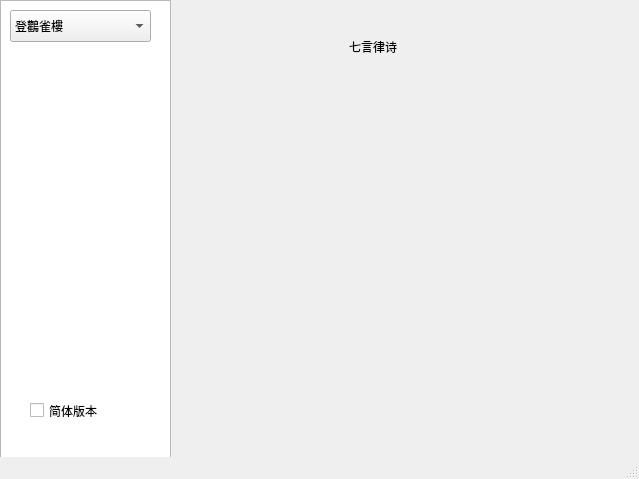
Above: stackwidget.ui from mikuyves/qt5_tutorial before the change. Below: the same form after it.
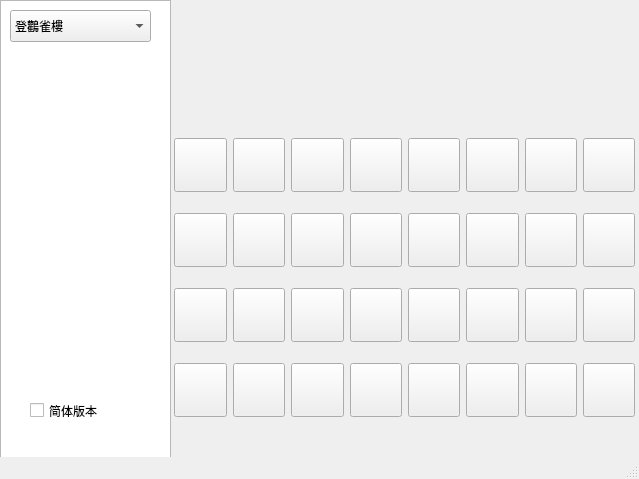
That is the form after the change. The open tabs and pages were chosen to show the change.

```diff
--- a/stackwidget.ui
+++ b/stackwidget.ui
@@ -27,10 +27,10 @@
    <widget class="QStackedWidget" name="stackedWidget">
     <property name="geometry">
      <rect>
-      <x>159</x>
-      <y>-1</y>
-      <width>481</width>
-      <height>431</height>
+      <x>170</x>
+      <y>90</y>
+      <width>471</width>
+      <height>341</height>
      </rect>
     </property>
     <property name="currentIndex">
@@ -40,51 +40,6 @@
      <property name="enabled">
       <bool>true</bool>
      </property>
-     <widget class="QLabel" name="title_label">
-      <property name="geometry">
-       <rect>
-        <x>0</x>
-        <y>10</y>
-        <width>481</width>
-        <height>41</height>
-       </rect>
-      </property>
-      <property name="font">
-       <font>
-        <pointsize>25</pointsize>
-       </font>
-      </property>
-      <property name="layoutDirection">
-       <enum>Qt::LeftToRight</enum>
-      </property>
-      <property name="text">
-       <string/>
-      </property>
-      <property name="alignment">
-       <set>Qt::AlignCenter</set>
-      </property>
-     </widget>
-     <widget class="QLabel" name="author_label">
-      <property name="geometry">
-       <rect>
-        <x>0</x>
-        <y>60</y>
-        <width>481</width>
-        <height>20</height>
-       </rect>
-      </property>
-      <property name="font">
-       <font>
-        <pointsize>15</pointsize>
-       </font>
-      </property>
-      <property name="text">
-       <string/>
-      </property>
-      <property name="alignment">
-       <set>Qt::AlignCenter</set>
-      </property>
-     </widget>
      <widget class="QWidget" name="">
       <property name="geometry">
        <rect>
@@ -393,18 +348,431 @@
      </widget>
     </widget>
     <widget class="QWidget" name="j7_page">
-     <widget class="QLabel" name="label_2">
+     <widget class="QWidget" name="layoutWidget">
       <property name="geometry">
        <rect>
-        <x>190</x>
-        <y>40</y>
-        <width>59</width>
-        <height>16</height>
+        <x>4</x>
+        <y>33</y>
+        <width>461</width>
+        <height>311</height>
        </rect>
       </property>
-      <property name="text">
-       <string>七言律诗</string>
-      </property>
+      <layout class="QGridLayout" name="j5_gridLayout_2">
+       <property name="sizeConstraint">
+        <enum>QLayout::SetDefaultConstraint</enum>
+       </property>
+       <item row="1" column="2">
+        <widget class="QPushButton" name="j7_11_pushButton">
+         <property name="font">
+          <font>
+           <pointsize>30</pointsize>
+          </font>
+         </property>
+         <property name="text">
+          <string/>
+         </property>
+        </widget>
+       </item>
+       <item row="0" column="4">
+        <widget class="QPushButton" name="j7_05_pushButton">
+         <property name="font">
+          <font>
+           <pointsize>30</pointsize>
+          </font>
+         </property>
+         <property name="text">
+          <string/>
+         </property>
+        </widget>
+       </item>
+       <item row="2" column="2">
+        <widget class="QPushButton" name="j7_19_pushButton">
+         <property name="font">
+          <font>
+           <pointsize>30</pointsize>
+          </font>
+         </property>
+         <property name="text">
+          <string/>
+         </property>
+        </widget>
+       </item>
+       <item row="0" column="5">
+        <widget class="QPushButton" name="j7_06_pushButton">
+         <property name="font">
+          <font>
+           <pointsize>30</pointsize>
+          </font>
+         </property>
+         <property name="text">
+          <string/>
+         </property>
+         <property name="checkable">
+          <bool>false</bool>
+         </property>
+        </widget>
+       </item>
+       <item row="3" column="2">
+        <widget class="QPushButton" name="j7_27_pushButton">
+         <property name="font">
+          <font>
+           <pointsize>30</pointsize>
+          </font>
+         </property>
+         <property name="text">
+          <string/>
+         </property>
+        </widget>
+       </item>
+       <item row="3" column="1">
+        <widget class="QPushButton" name="j7_26_pushButton">
+         <property name="font">
+          <font>
+           <pointsize>30</pointsize>
+          </font>
+         </property>
+         <property name="text">
+          <string/>
+         </property>
+        </widget>
+       </item>
+       <item row="0" column="0">
+        <widget class="QPushButton" name="j7_01_pushButton">
+         <property name="font">
+          <font>
+           <pointsize>30</pointsize>
+          </font>
+         </property>
+         <property name="text">
+          <string/>
+         </property>
+        </widget>
+       </item>
+       <item row="1" column="5">
+        <widget class="QPushButton" name="j7_14_pushButton">
+         <property name="font">
+          <font>
+           <pointsize>30</pointsize>
+          </font>
+         </property>
+         <property name="text">
+          <string/>
+         </property>
+        </widget>
+       </item>
+       <item row="1" column="0">
+        <widget class="QPushButton" name="j7_09_pushButton">
+         <property name="font">
+          <font>
+           <pointsize>30</pointsize>
+          </font>
+         </property>
+         <property name="text">
+          <string/>
+         </property>
+        </widget>
+       </item>
+       <item row="2" column="0">
+        <widget class="QPushButton" name="j7_17_pushButton">
+         <property name="font">
+          <font>
+           <pointsize>30</pointsize>
+          </font>
+         </property>
+         <property name="text">
+          <string/>
+         </property>
+        </widget>
+       </item>
+       <item row="0" column="6">
+        <widget class="QPushButton" name="j7_07_pushButton">
+         <property name="font">
+          <font>
+           <pointsize>30</pointsize>
+          </font>
+         </property>
+         <property name="text">
+          <string/>
+         </property>
+         <property name="checkable">
+          <bool>false</bool>
+         </property>
+        </widget>
+       </item>
+       <item row="3" column="6">
+        <widget class="QPushButton" name="j7_31_pushButton">
+         <property name="font">
+          <font>
+           <pointsize>30</pointsize>
+          </font>
+         </property>
+         <property name="text">
+          <string/>
+         </property>
+         <property name="checkable">
+          <bool>false</bool>
+         </property>
+        </widget>
+       </item>
+       <item row="1" column="3">
+        <widget class="QPushButton" name="j7_12_pushButton">
+         <property name="font">
+          <font>
+           <pointsize>30</pointsize>
+          </font>
+         </property>
+         <property name="text">
+          <string/>
+         </property>
+        </widget>
+       </item>
+       <item row="3" column="0">
+        <widget class="QPushButton" name="j7_25_pushButton">
+         <property name="font">
+          <font>
+           <pointsize>30</pointsize>
+          </font>
+         </property>
+         <property name="text">
+          <string/>
+         </property>
+        </widget>
+       </item>
+       <item row="2" column="6">
+        <widget class="QPushButton" name="j7_23_pushButton">
+         <property name="font">
+          <font>
+           <pointsize>30</pointsize>
+          </font>
+         </property>
+         <property name="text">
+          <string/>
+         </property>
+         <property name="checkable">
+          <bool>false</bool>
+         </property>
+        </widget>
+       </item>
+       <item row="1" column="4">
+        <widget class="QPushButton" name="j7_13_pushButton">
+         <property name="font">
+          <font>
+           <pointsize>30</pointsize>
+          </font>
+         </property>
+         <property name="text">
+          <string/>
+         </property>
+        </widget>
+       </item>
+       <item row="3" column="5">
+        <widget class="QPushButton" name="j7_30_pushButton">
+         <property name="font">
+          <font>
+           <pointsize>30</pointsize>
+          </font>
+         </property>
+         <property name="text">
+          <string/>
+         </property>
+        </widget>
+       </item>
+       <item row="0" column="3">
+        <widget class="QPushButton" name="j7_04_pushButton">
+         <property name="font">
+          <font>
+           <pointsize>30</pointsize>
+          </font>
+         </property>
+         <property name="text">
+          <string/>
+         </property>
+        </widget>
+       </item>
+       <item row="1" column="6">
+        <widget class="QPushButton" name="j7_15_pushButton">
+         <property name="font">
+          <font>
+           <pointsize>30</pointsize>
+          </font>
+         </property>
+         <property name="text">
+          <string/>
+         </property>
+         <property name="checkable">
+          <bool>false</bool>
+         </property>
+        </widget>
+       </item>
+       <item row="2" column="3">
+        <widget class="QPushButton" name="j7_20_pushButton">
+         <property name="font">
+          <font>
+           <pointsize>30</pointsize>
+          </font>
+         </property>
+         <property name="text">
+          <string/>
+         </property>
+        </widget>
+       </item>
+       <item row="3" column="3">
+        <widget class="QPushButton" name="j7_28_pushButton">
+         <property name="font">
+          <font>
+           <pointsize>30</pointsize>
+          </font>
+         </property>
+         <property name="text">
+          <string/>
+         </property>
+        </widget>
+       </item>
+       <item row="3" column="4">
+        <widget class="QPushButton" name="j7_29_pushButton">
+         <property name="font">
+          <font>
+           <pointsize>30</pointsize>
+          </font>
+         </property>
+         <property name="text">
+          <string/>
+         </property>
+        </widget>
+       </item>
+       <item row="0" column="1">
+        <widget class="QPushButton" name="j7_02_pushButton">
+         <property name="font">
+          <font>
+           <pointsize>30</pointsize>
+          </font>
+         </property>
+         <property name="text">
+          <string/>
+         </property>
+        </widget>
+       </item>
+       <item row="2" column="4">
+        <widget class="QPushButton" name="j7_21_pushButton">
+         <property name="font">
+          <font>
+           <pointsize>30</pointsize>
+          </font>
+         </property>
+         <property name="text">
+          <string/>
+         </property>
+        </widget>
+       </item>
+       <item row="2" column="1">
+        <widget class="QPushButton" name="j7_18_pushButton">
+         <property name="font">
+          <font>
+           <pointsize>30</pointsize>
+          </font>
+         </property>
+         <property name="text">
+          <string/>
+         </property>
+        </widget>
+       </item>
+       <item row="0" column="2">
+        <widget class="QPushButton" name="j7_03_pushButton">
+         <property name="font">
+          <font>
+           <pointsize>30</pointsize>
+          </font>
+         </property>
+         <property name="text">
+          <string/>
+         </property>
+        </widget>
+       </item>
+       <item row="1" column="1">
+        <widget class="QPushButton" name="j7_10_pushButton">
+         <property name="font">
+          <font>
+           <pointsize>30</pointsize>
+          </font>
+         </property>
+         <property name="text">
+          <string/>
+         </property>
+        </widget>
+       </item>
+       <item row="2" column="5">
+        <widget class="QPushButton" name="j7_22_pushButton">
+         <property name="font">
+          <font>
+           <pointsize>30</pointsize>
+          </font>
+         </property>
+         <property name="text">
+          <string/>
+         </property>
+        </widget>
+       </item>
+       <item row="0" column="7">
+        <widget class="QPushButton" name="j7_08_pushButton">
+         <property name="font">
+          <font>
+           <pointsize>30</pointsize>
+          </font>
+         </property>
+         <property name="text">
+          <string/>
+         </property>
+         <property name="checkable">
+          <bool>false</bool>
+         </property>
+        </widget>
+       </item>
+       <item row="1" column="7">
+        <widget class="QPushButton" name="j7_16_pushButton">
+         <property name="font">
+          <font>
+           <pointsize>30</pointsize>
+          </font>
+         </property>
+         <property name="text">
+          <string/>
+         </property>
+         <property name="checkable">
+          <bool>false</bool>
+         </property>
+        </widget>
+       </item>
+       <item row="2" column="7">
+        <widget class="QPushButton" name="j7_24_pushButton">
+         <property name="font">
+          <font>
+           <pointsize>30</pointsize>
+          </font>
+         </property>
+         <property name="text">
+          <string/>
+         </property>
+         <property name="checkable">
+          <bool>false</bool>
+         </property>
+        </widget>
+       </item>
+       <item row="3" column="7">
+        <widget class="QPushButton" name="j7_32_pushButton">
+         <property name="font">
+          <font>
+           <pointsize>30</pointsize>
+          </font>
+         </property>
+         <property name="text">
+          <string/>
+         </property>
+         <property name="checkable">
+          <bool>false</bool>
+         </property>
+        </widget>
+       </item>
+      </layout>
      </widget>
     </widget>
     <widget class="QWidget" name="l5_page">
@@ -456,6 +824,51 @@
      <string>简体版本</string>
     </property>
    </widget>
+   <widget class="QLabel" name="title_label">
+    <property name="geometry">
+     <rect>
+      <x>170</x>
+      <y>0</y>
+      <width>481</width>
+      <height>41</height>
+     </rect>
+    </property>
+    <property name="font">
+     <font>
+      <pointsize>25</pointsize>
+     </font>
+    </property>
+    <property name="layoutDirection">
+     <enum>Qt::LeftToRight</enum>
+    </property>
+    <property name="text">
+     <string/>
+    </property>
+    <property name="alignment">
+     <set>Qt::AlignCenter</set>
+    </property>
+   </widget>
+   <widget class="QLabel" name="author_label">
+    <property name="geometry">
+     <rect>
+      <x>170</x>
+      <y>50</y>
+      <width>481</width>
+      <height>20</height>
+     </rect>
+    </property>
+    <property name="font">
+     <font>
+      <pointsize>15</pointsize>
+     </font>
+    </property>
+    <property name="text">
+     <string/>
+    </property>
+    <property name="alignment">
+     <set>Qt::AlignCenter</set>
+    </property>
+   </widget>
   </widget>
   <widget class="QMenuBar" name="menubar">
    <property name="geometry">
```
Left out of the diff: 13 changed lines with no effect on the pictures.
